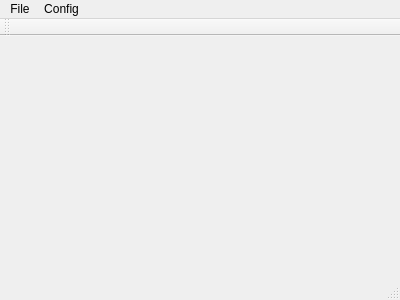
awojak/print_server, file mainwindow.ui: the form before one commit.
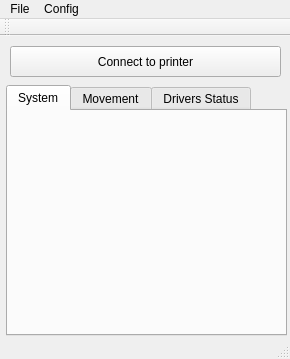
The form after the commit.

Commit message: Ported min protocol to class

The edit to the form file:
```diff
--- a/mainwindow.ui
+++ b/mainwindow.ui
@@ -6,20 +6,62 @@
    <rect>
     <x>0</x>
     <y>0</y>
-    <width>400</width>
-    <height>300</height>
+    <width>290</width>
+    <height>359</height>
    </rect>
   </property>
   <property name="windowTitle">
    <string>MainWindow</string>
   </property>
-  <widget class="QWidget" name="centralWidget"/>
+  <widget class="QWidget" name="centralWidget">
+   <widget class="QPushButton" name="connectButton">
+    <property name="geometry">
+     <rect>
+      <x>10</x>
+      <y>10</y>
+      <width>271</width>
+      <height>31</height>
+     </rect>
+    </property>
+    <property name="text">
+     <string>Connect to printer</string>
+    </property>
+   </widget>
+   <widget class="QTabWidget" name="tabWidget">
+    <property name="geometry">
+     <rect>
+      <x>6</x>
+      <y>49</y>
+      <width>281</width>
+      <height>251</height>
+     </rect>
+    </property>
+    <property name="currentIndex">
+     <number>0</number>
+    </property>
+    <widget class="QWidget" name="tab">
+     <attribute name="title">
+      <string>System</string>
+     </attribute>
+    </widget>
+    <widget class="QWidget" name="tab2">
+     <attribute name="title">
+      <string>Movement</string>
+     </attribute>
+    </widget>
+    <widget class="QWidget" name="tab_2">
+     <attribute name="title">
+      <string>Drivers Status</string>
+     </attribute>
+    </widget>
+   </widget>
+  </widget>
   <widget class="QMenuBar" name="menuBar">
    <property name="geometry">
     <rect>
      <x>0</x>
      <y>0</y>
-     <width>400</width>
+     <width>290</width>
      <height>21</height>
     </rect>
    </property>
```
Left out of the diff: 2 changed lines with no effect on the pictures. The commit also changes 10 other files.
